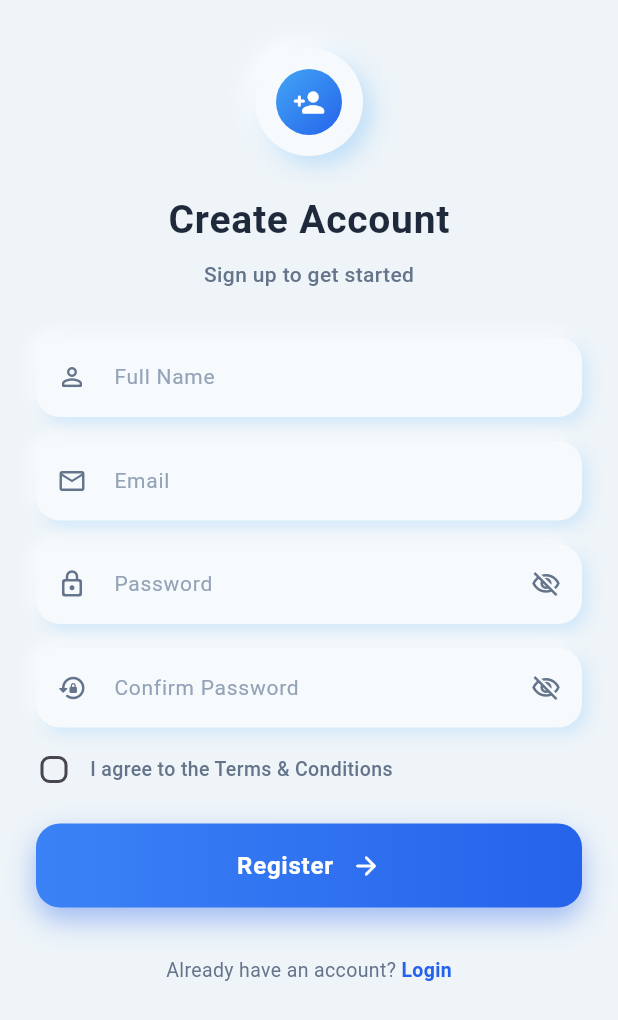
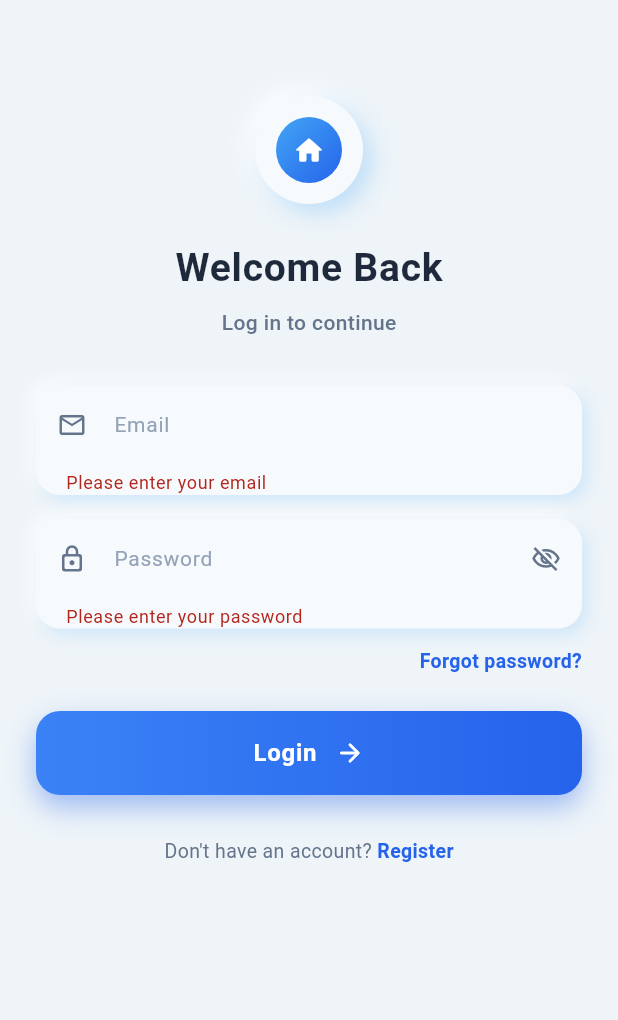
Before and after one commit to vericutesy/BalayNimo-Capstone, a Flutter app: the screen it shows after launch, after a tap on "Login", on a phone screen of 412 x 824 dp. Shown: the top 1020 px of the screen. Run offline on Flutter 3.47's test engine with Material 3 defaults, Android fonts, the phone set to English and light mode, and no system bars; our stand-ins replace cloud_firestore, firebase_auth, firebase_core, flutter_riverpod; accounts and stored records are empty.

Commit message:
Add login screen, auth gate, and placeholder home screen

```diff
--- a/lib/features/auth/data/auth_service.dart
+++ b/lib/features/auth/data/auth_service.dart
@@ -66,6 +66,13 @@ class AuthService {
     if (!doc.exists) return null;
     return AppUser.fromMap(doc.id, doc.data()!);
   }
+
+    Stream<AppUser?> watchAppUser(String uid) {
+    return _db.collection('users').doc(uid).snapshots().map((doc) {
+      if (!doc.exists || doc.data() == null) return null;
+      return AppUser.fromMap(doc.id, doc.data()!);
+    });
+  }
 }
 
 final authServiceProvider = Provider<AuthService>((ref) {
@@ -75,3 +82,9 @@ final authServiceProvider = Provider<AuthService>((ref) {
 final authStateProvider = StreamProvider<User?>((ref) {
   return ref.watch(authServiceProvider).authStateChanges();
 });
+
+final appUserProvider = StreamProvider<AppUser?>((ref) {
+  final user = ref.watch(authStateProvider).value;
+  if (user == null) return Stream.value(null);
+  return ref.watch(authServiceProvider).watchAppUser(user.uid);
+});
--- /dev/null
+++ b/lib/features/auth/presentation/auth_gate.dart
@@ -0,0 +1,26 @@
+import 'package:flutter/material.dart';
+import 'package:flutter_riverpod/flutter_riverpod.dart';
+
+import '../../home/presentation/home_screen.dart';
+import '../data/auth_service.dart';
+import 'login_screen.dart';
+
+class AuthGate extends ConsumerWidget {
+  const AuthGate({super.key});
+
+  @override
+  Widget build(BuildContext context, WidgetRef ref) {
+    final authState = ref.watch(authStateProvider);
+
+    return authState.when(
+      loading: () => const Scaffold(
+        body: Center(child: CircularProgressIndicator()),
+      ),
+      error: (e, _) => Scaffold(
+        body: Center(child: Text('Error: $e')),
+      ),
+      data: (user) =>
+          user == null ? const LoginScreen() : const HomeScreen(),
+    );
+  }
+}
--- /dev/null
+++ b/lib/features/auth/presentation/home_screen.dart
@@ -0,0 +1,53 @@
+import 'package:flutter/material.dart';
+import 'package:flutter_riverpod/flutter_riverpod.dart';
+
+import '../../auth/data/auth_service.dart';
+
+class HomeScreen extends ConsumerWidget {
+  const HomeScreen({super.key});
+
+  @override
+  Widget build(BuildContext context, WidgetRef ref) {
+    final appUser = ref.watch(appUserProvider);
+
+    return Scaffold(
+      backgroundColor: const Color(0xFFEEF4F8),
+      appBar: AppBar(
+        title: const Text('BalayNimo'),
+        backgroundColor: const Color(0xFFEEF4F8),
+        actions: [
+          IconButton(
+            icon: const Icon(Icons.logout_rounded),
+            tooltip: 'Logout',
+            onPressed: () => ref.read(authServiceProvider).logout(),
+          ),
+        ],
+      ),
+      body: Center(
+        child: appUser.when(
+          loading: () => const CircularProgressIndicator(),
+          error: (e, _) => Text('Error: $e'),
+          data: (user) {
+            if (user == null) return const CircularProgressIndicator();
+            return Column(
+              mainAxisSize: MainAxisSize.min,
+              children: [
+                Text(
+                  'Hello, ${user.name}!',
+                  style: const TextStyle(
+                    fontSize: 22,
+                    fontWeight: FontWeight.bold,
+                    color: Color(0xFF1E293B),
+                  ),
+                ),
+                const SizedBox(height: 8),
+                Text('Role: ${user.role}'),
+                Text('Status: ${user.verificationStatus}'),
+              ],
+            );
+          },
+        ),
+      ),
+    );
+  }
+}
--- /dev/null
+++ b/lib/features/auth/presentation/login_screen.dart
@@ -0,0 +1,357 @@
+import 'package:firebase_auth/firebase_auth.dart';
+import 'package:flutter/material.dart';
+import 'package:flutter_riverpod/flutter_riverpod.dart';
+
+import '../data/auth_service.dart';
+import 'register_screen.dart';
+
+const _bgColor = Color(0xFFEEF4F8);
+const _cardColor = Color(0xFFF7FAFC);
+const _primaryBlue = Color(0xFF2563EB);
+const _textColor = Color(0xFF1E293B);
+const _subtitleColor = Color(0xFF64748B);
+
+class LoginScreen extends ConsumerStatefulWidget {
+  const LoginScreen({super.key});
+
+  @override
+  ConsumerState<LoginScreen> createState() => _LoginScreenState();
+}
+
+class _LoginScreenState extends ConsumerState<LoginScreen> {
+  final _formKey = GlobalKey<FormState>();
+  final _emailController = TextEditingController();
+  final _passwordController = TextEditingController();
+
+  bool _obscurePassword = true;
+  bool _loading = false;
+
+  @override
+  void dispose() {
+    _emailController.dispose();
+    _passwordController.dispose();
+    super.dispose();
+  }
+
+  void _showMessage(String message) {
+    ScaffoldMessenger.of(context).showSnackBar(
+      SnackBar(content: Text(message)),
+    );
+  }
+
+  Future<void> _submit() async {
+    if (!_formKey.currentState!.validate()) return;
+
+    setState(() => _loading = true);
+    try {
+      await ref.read(authServiceProvider).login(
+            email: _emailController.text,
+            password: _passwordController.text,
+          );
+      // AuthGate switches to the home screen automatically.
+    } on FirebaseAuthException catch (e) {
+      if (!mounted) return;
+      _showMessage(_friendlyError(e.code));
+    } catch (e) {
+      if (!mounted) return;
+      _showMessage('Something went wrong: $e');
+    } finally {
+      if (mounted) setState(() => _loading = false);
+    }
+  }
+
+  Future<void> _forgotPassword() async {
+    final email = _emailController.text.trim();
+    if (email.isEmpty || !email.contains('@')) {
+      _showMessage('Enter your email above first.');
+      return;
+    }
+    try {
+      await ref.read(authServiceProvider).sendPasswordReset(email);
+      if (!mounted) return;
+      _showMessage('Password reset email sent. Check your inbox.');
+    } on FirebaseAuthException catch (e) {
+      if (!mounted) return;
+      _showMessage(_friendlyError(e.code));
+    }
+  }
+
+  String _friendlyError(String code) {
+    switch (code) {
+      case 'invalid-credential':
+      case 'user-not-found':
+      case 'wrong-password':
+        return 'Incorrect email or password.';
+      case 'invalid-email':
+        return 'Please enter a valid email.';
+      case 'too-many-requests':
+        return 'Too many attempts. Try again later.';
+      case 'network-request-failed':
+        return 'Cannot reach the server. Check your connection.';
+      default:
+        return 'Login failed ($code).';
+    }
+  }
+
+  @override
+  Widget build(BuildContext context) {
+    return Scaffold(
+      backgroundColor: _bgColor,
+      body: SafeArea(
+        child: SingleChildScrollView(
+          physics: const BouncingScrollPhysics(),
+          padding: const EdgeInsets.symmetric(horizontal: 24.0, vertical: 16.0),
+          child: Form(
+            key: _formKey,
+            child: Column(
+              crossAxisAlignment: CrossAxisAlignment.center,
+              children: [
+                const SizedBox(height: 48),
+                Container(
+                  width: 72,
+                  height: 72,
+                  decoration: BoxDecoration(
+                    shape: BoxShape.circle,
+                    color: _cardColor,
+                    boxShadow: [
+                      BoxShadow(
+                        color: Colors.white.withValues(alpha: 0.9),
+                        offset: const Offset(-6, -6),
+                        blurRadius: 12,
+                      ),
+                      BoxShadow(
+                        color: Colors.blue.shade200.withValues(alpha: 0.5),
+                        offset: const Offset(6, 6),
+                        blurRadius: 12,
+                      ),
+                    ],
+                  ),
+                  child: Center(
+                    child: Container(
+                      width: 44,
+                      height: 44,
+                      decoration: BoxDecoration(
+                        shape: BoxShape.circle,
+                        gradient: LinearGradient(
+                          colors: [Colors.blue.shade400, _primaryBlue],
+                          begin: Alignment.topLeft,
+                          end: Alignment.bottomRight,
+                        ),
+                      ),
+                      child: const Icon(
+                        Icons.home_rounded,
+                        color: Colors.white,
+                        size: 22,
+                      ),
+                    ),
+                  ),
+                ),
+                const SizedBox(height: 24),
+                const Text(
+                  'Welcome Back',
+                  style: TextStyle(
+                    fontSize: 26,
+                    fontWeight: FontWeight.bold,
+                    color: _textColor,
+                    letterSpacing: 0.5,
+                  ),
+                ),
+                const SizedBox(height: 8),
+                const Text(
+                  'Log in to continue',
+                  style: TextStyle(
+                    fontSize: 14,
+                    color: _subtitleColor,
+                    fontWeight: FontWeight.w500,
+                  ),
+                ),
+                const SizedBox(height: 32),
+
+                _buildTextField(
+                  controller: _emailController,
+                  hintText: 'Email',
+                  icon: Icons.email_outlined,
+                  keyboardType: TextInputType.emailAddress,
+                  validator: (v) {
+                    if (v == null || v.trim().isEmpty) {
+                      return 'Please enter your email';
+                    }
+                    if (!v.contains('@')) return 'Enter a valid email';
+                    return null;
+                  },
+                ),
+                const SizedBox(height: 16),
+
+                _buildTextField(
+                  controller: _passwordController,
+                  hintText: 'Password',
+                  icon: Icons.lock_outline_rounded,
+                  obscureText: _obscurePassword,
+                  suffixIcon: IconButton(
+                    icon: Icon(
+                      _obscurePassword
+                          ? Icons.visibility_off_outlined
+                          : Icons.visibility_outlined,
+                      color: _subtitleColor,
+                      size: 20,
+                    ),
+                    onPressed: () =>
+                        setState(() => _obscurePassword = !_obscurePassword),
+                  ),
+                  validator: (v) => (v == null || v.isEmpty)
+                      ? 'Please enter your password'
+                      : null,
+                ),
+                const SizedBox(height: 12),
+
+                Align(
+                  alignment: Alignment.centerRight,
+                  child: GestureDetector(
+                    onTap: _forgotPassword,
+                    child: const Text(
+                      'Forgot password?',
+                      style: TextStyle(
+                        fontSize: 13,
+                        fontWeight: FontWeight.w600,
+                        color: _primaryBlue,
+                      ),
+                    ),
+                  ),
+                ),
+                const SizedBox(height: 24),
+
+                Container(
+                  width: double.infinity,
+                  height: 56,
+                  decoration: BoxDecoration(
+                    borderRadius: BorderRadius.circular(16),
+                    gradient: const LinearGradient(
+                      colors: [Color(0xFF3B82F6), _primaryBlue],
+                      begin: Alignment.centerLeft,
+                      end: Alignment.centerRight,
+                    ),
+                    boxShadow: [
+                      BoxShadow(
+                        color: _primaryBlue.withValues(alpha: 0.4),
+                        offset: const Offset(0, 8),
+                        blurRadius: 16,
+                      ),
+                    ],
+                  ),
+                  child: ElevatedButton(
+                    style: ElevatedButton.styleFrom(
+                      backgroundColor: Colors.transparent,
+                      shadowColor: Colors.transparent,
+                      shape: RoundedRectangleBorder(
+                        borderRadius: BorderRadius.circular(16),
+                      ),
+                    ),
+                    onPressed: _loading ? null : _submit,
+                    child: _loading
+                        ? const SizedBox(
+                            height: 22,
+                            width: 22,
+                            child: CircularProgressIndicator(
+                              strokeWidth: 2.5,
+                              color: Colors.white,
+                            ),
+                          )
+                        : const Row(
+                            mainAxisAlignment: MainAxisAlignment.center,
+                            children: [
+                              Text(
+                                'Login',
+                                style: TextStyle(
+                                  fontSize: 16,
+                                  fontWeight: FontWeight.bold,
+                                  color: Colors.white,
+                                  letterSpacing: 0.5,
+                                ),
+                              ),
+                              SizedBox(width: 12),
+                              Icon(Icons.arrow_forward_rounded,
+                                  color: Colors.white, size: 20),
+                            ],
+                          ),
+                  ),
+                ),
+                const SizedBox(height: 28),
+
+                Row(
+                  mainAxisAlignment: MainAxisAlignment.center,
+                  children: [
+                    const Text(
+                      "Don't have an account? ",
+                      style: TextStyle(fontSize: 13, color: _subtitleColor),
+                    ),
+                    GestureDetector(
+                      onTap: () => Navigator.of(context).push(
+                        MaterialPageRoute(
+                          builder: (_) => const RegisterScreen(),
+                        ),
+                      ),
+                      child: const Text(
+                        'Register',
+                        style: TextStyle(
+                          fontSize: 13,
+                          fontWeight: FontWeight.bold,
+                          color: _primaryBlue,
+                        ),
+                      ),
+                    ),
+                  ],
+                ),
+                const SizedBox(height: 16),
+              ],
+            ),
+          ),
+        ),
+      ),
+    );
+  }
+
+  Widget _buildTextField({
+    required TextEditingController controller,
+    required String hintText,
+    required IconData icon,
+    required String? Function(String?) validator,
+    bool obscureText = false,
+    TextInputType keyboardType = TextInputType.text,
+    Widget? suffixIcon,
+  }) {
+    return Container(
+      decoration: BoxDecoration(
+        color: _cardColor,
+        borderRadius: BorderRadius.circular(16),
+        boxShadow: [
+          BoxShadow(
+            color: Colors.white.withValues(alpha: 0.8),
+            offset: const Offset(-4, -4),
+            blurRadius: 8,
+          ),
+          BoxShadow(
+            color: Colors.blue.shade100.withValues(alpha: 0.6),
+            offset: const Offset(4, 4),
+            blurRadius: 8,
+          ),
+        ],
+      ),
+      child: TextFormField(
+        controller: controller,
+        obscureText: obscureText,
+        keyboardType: keyboardType,
+        style: const TextStyle(fontSize: 14, color: _textColor),
+        decoration: InputDecoration(
+          hintText: hintText,
+          hintStyle: const TextStyle(fontSize: 14, color: Color(0xFF94A3B8)),
+          prefixIcon: Icon(icon, color: _subtitleColor, size: 20),
+          suffixIcon: suffixIcon,
+          border: InputBorder.none,
+          contentPadding:
+              const EdgeInsets.symmetric(horizontal: 20, vertical: 16),
+        ),
+        validator: validator,
+      ),
+    );
+  }
+}
--- a/lib/features/auth/presentation/register_screen.dart
+++ b/lib/features/auth/presentation/register_screen.dart
@@ -59,7 +59,7 @@ class _RegisterScreenState extends ConsumerState<RegisterScreen> {
             password: _passwordController.text,
           );
       if (!mounted) return;
-      _showMessage('Account created!');
+        Navigator.of(context).popUntil((route) => route.isFirst);
     } on FirebaseAuthException catch (e) {
       if (!mounted) return;
       _showMessage(_friendlyError(e.code));
--- /dev/null
+++ b/lib/features/home/presentation/home_screen.dart
@@ -0,0 +1,53 @@
+import 'package:flutter/material.dart';
+import 'package:flutter_riverpod/flutter_riverpod.dart';
+
+import '../../auth/data/auth_service.dart';
+
+class HomeScreen extends ConsumerWidget {
+  const HomeScreen({super.key});
+
+  @override
+  Widget build(BuildContext context, WidgetRef ref) {
+    final appUser = ref.watch(appUserProvider);
+
+    return Scaffold(
+      backgroundColor: const Color(0xFFEEF4F8),
+      appBar: AppBar(
+        title: const Text('BalayNimo'),
+        backgroundColor: const Color(0xFFEEF4F8),
+        actions: [
+          IconButton(
+            icon: const Icon(Icons.logout_rounded),
+            tooltip: 'Logout',
+            onPressed: () => ref.read(authServiceProvider).logout(),
+          ),
+        ],
+      ),
+      body: Center(
+        child: appUser.when(
+          loading: () => const CircularProgressIndicator(),
+          error: (e, _) => Text('Error: $e'),
+          data: (user) {
+            if (user == null) return const CircularProgressIndicator();
+            return Column(
+              mainAxisSize: MainAxisSize.min,
+              children: [
+                Text(
+                  'Hello, ${user.name}!',
+                  style: const TextStyle(
+                    fontSize: 22,
+                    fontWeight: FontWeight.bold,
+                    color: Color(0xFF1E293B),
+                  ),
+                ),
+                const SizedBox(height: 8),
+                Text('Role: ${user.role}'),
+                Text('Status: ${user.verificationStatus}'),
+              ],
+            );
+          },
+        ),
+      ),
+    );
+  }
+}
--- a/lib/main.dart
+++ b/lib/main.dart
@@ -4,7 +4,7 @@ import 'package:cloud_firestore/cloud_firestore.dart';
 import 'package:flutter/foundation.dart';
 import 'package:flutter/material.dart';
 import 'package:flutter_riverpod/flutter_riverpod.dart';
-import 'features/auth/presentation/register_screen.dart';
+import 'features/auth/presentation/auth_gate.dart';
 import 'firebase_options.dart';
 
 Future<void> main() async {
@@ -28,7 +28,7 @@ class MyApp extends StatelessWidget {
   @override
   Widget build(BuildContext context) {
     return const MaterialApp(
-      home: RegisterScreen(),
+      home: AuthGate(),
     );
   }
 }
```
